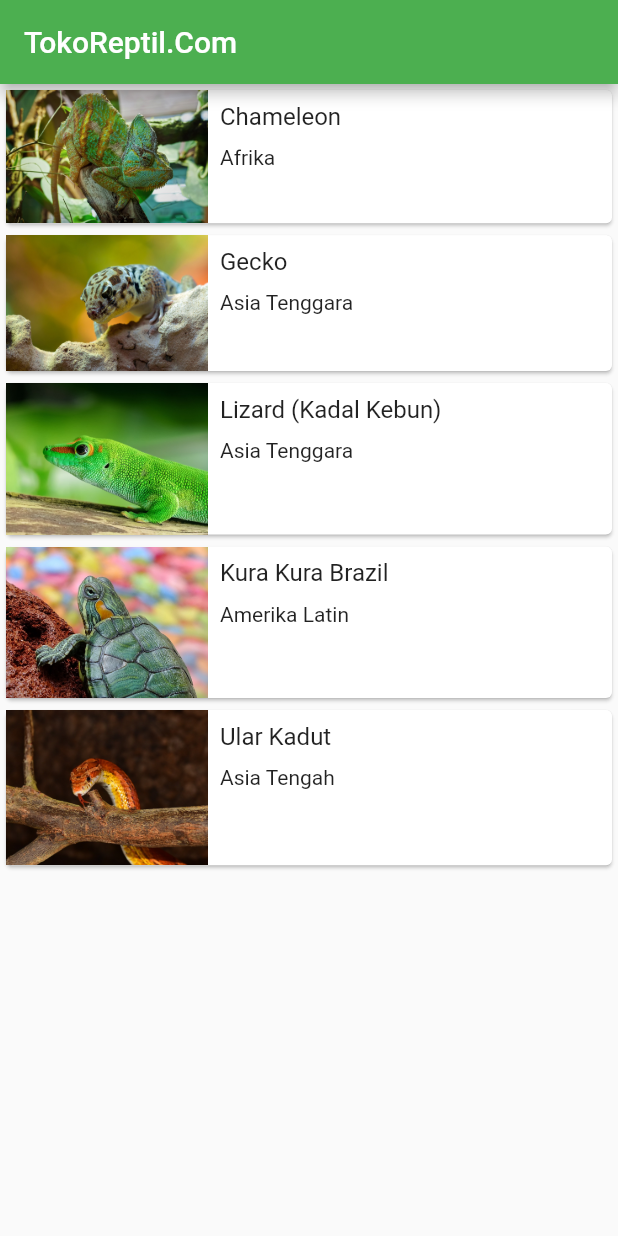
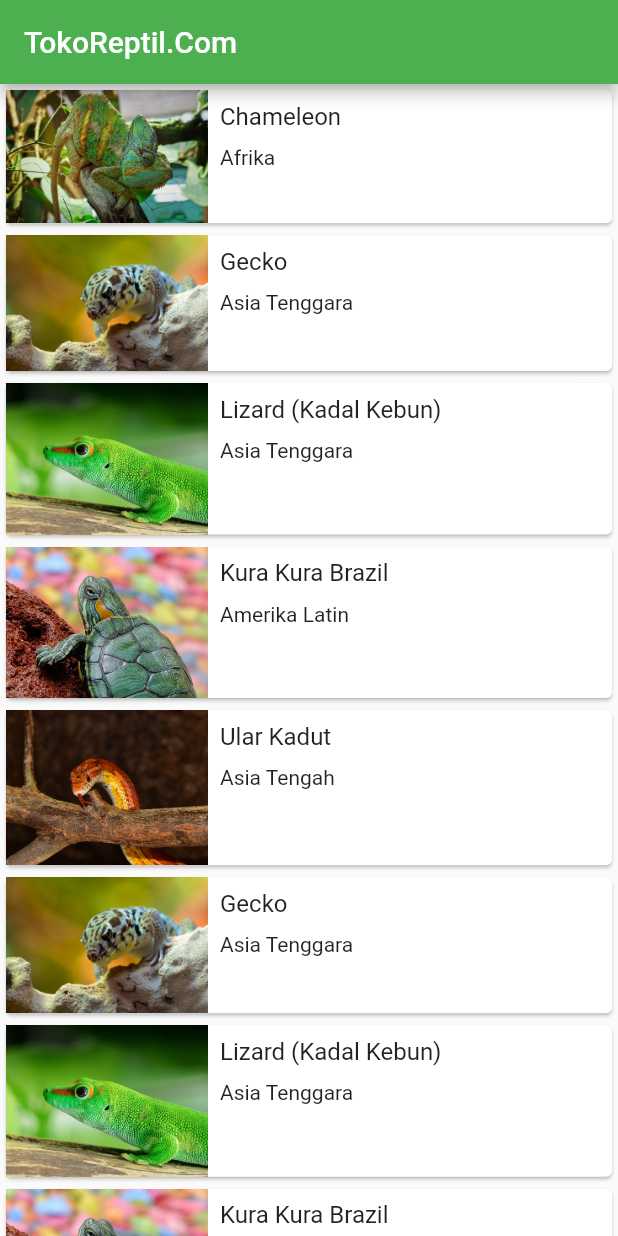
Before and after one commit to dwiprihta/BeriTani-Flutter, a Flutter app: the screen it shows after launch, on a phone screen of 412 x 824 dp. Run offline on Flutter 3.47's test engine with Material 2 defaults, Android fonts, the light colour scheme and no system bars.

Commit message:
add fie final

```diff
--- a/lib/detail_screen.dart
+++ b/lib/detail_screen.dart
@@ -62,7 +62,7 @@ class DetailScreen extends StatelessWidget {
                 children: <Widget>[
                   Column(
                     children: <Widget>[
-                      Icon(Icons.calendar_today),
+                      Image.asset('images/alert.png', width: 40, height: 40),
                       SizedBox(height: 8.0),
                       Text(
                         place.openDays,
@@ -72,7 +72,7 @@ class DetailScreen extends StatelessWidget {
                   ),
                   Column(
                     children: <Widget>[
-                      Icon(Icons.access_time),
+                      Image.asset('images/delivery.png', width: 40, height: 40),
                       SizedBox(height: 8.0),
                       Text(
                         place.openTime,
@@ -82,7 +82,7 @@ class DetailScreen extends StatelessWidget {
                   ),
                   Column(
                     children: <Widget>[
-                      Icon(Icons.monetization_on),
+                       Image.asset('images/coin.png', width: 40, height: 40),
                       SizedBox(height: 8.0),
                       Text(
                         place.ticketPrice,
--- a/lib/main.dart
+++ b/lib/main.dart
@@ -15,6 +15,7 @@ class MyApp extends StatelessWidget {
         primarySwatch: Colors.green,
       ),
       home: MainScreen(),
+      debugShowCheckedModeBanner: false,
     );
   }
 }
--- a/lib/model/animal.dart
+++ b/lib/model/animal.dart
@@ -26,8 +26,8 @@ var animalList = [
     location: 'Afrika',
     description:
         'Kameleon (Chamaeleonidae) (bahasa Belanda: kameleons) atau chameleonidae adalah familia kadal yang terkenal mampu mengubah-ubah warna atau pola warna pada kulit tubuhnya. Kadang kala kameleon disebut juga sebagai bunglon dari suku agamidae (genus calotes) karena kemampuannya yang sama-sama bisa berubah warna.',
-    openDays: 'Open Everyday',
-    openTime: '09:00 - 20:00',
+    openDays: '23 Stok',
+    openTime: '7 Days',
     ticketPrice: 'Rp 200000',
     imageAsset: 'images/chameleon.jpg',
     imageUrls: [
@@ -42,8 +42,8 @@ var animalList = [
     location: 'Asia Tenggara',
     description:
         'Cecak atau cicak adalah hewan reptil yang biasa merayap di dinding atau pohon. Cecak berwarna abu-abu, tetapi ada pula yang berwarna coklat kehitam-hitaman. Cecak biasanya berukuran sekitar 10 centimeter. Cecak bersama dengan tokek dan sebangsanya tergolong ke dalam suku Gekkonidae.',
-    openDays: 'Open Everyday',
-    openTime: '09:00 - 20:00',
+    openDays: '23 Stok',
+    openTime: '7 Days',
     ticketPrice: 'Rp 200000',
     imageAsset: 'images/gecko.jpg',
     imageUrls: [
@@ -58,8 +58,8 @@ var animalList = [
     location: 'Asia Tenggara',
     description:
         'Kadal atau bengkarung adalah kelompok reptilia bersisik berkaki empat yang tersebar sangat luas di dunia. Secara ilmiah, kelompok besar ini dikenal sebagai subordo atau anak bangsa Lacertilia yang merupakan anggota dari bangsa reptilia bersisik bersama dengan ular',
-    openDays: 'Open Everyday',
-    openTime: '09:00 - 20:00',
+    openDays: '23 Stok',
+    openTime: '7 Days',
     ticketPrice: 'Rp 200000',
     imageAsset: 'images/lizard.jpg',
     imageUrls: [
@@ -74,8 +74,8 @@ var animalList = [
     location: 'Amerika Latin',
     description:
         'Kura-kura brazil dikenal juga sebagai kura-kura ''red-ear slider'' atau dalam bahasa latin ''trachemys scripta elegans''. Hal ini disebabkan adanya semburat warna merah tepat di belakang matanya sehingga menyerupai telinga berwarna merah.',
-    openDays: 'Open Everyday',
-    openTime: '09:00 - 20:00',
+    openDays: '23 Stok',
+    openTime: '7 Days',
     ticketPrice: 'Rp 200000',
     imageAsset: 'images/turtle.jpg',
     imageUrls: [
@@ -90,8 +90,72 @@ var animalList = [
     location: 'Asia Tengah',
     description:
         'Ular gadung adalah jenis ular pucuk yang paling sering dijumpai. Ular ini tersebar luas di Asia Selatan hingga kepulauan Nusantara. Disebut ular gadung karena penampang tubuh ular ini yang menyerupai pucuk tanaman gadung. Istilah "ular pucuk" sendiri biasanya mengaju pada jenis ini',
-    openDays: 'Open Everyday',
-    openTime: '09:00 - 20:00',
+    openDays: '23 Stok',
+    openTime: '7 Days',
+    ticketPrice: 'Rp 200000',
+    imageAsset: 'images/snake.jpg',
+    imageUrls: [
+      'https://cdn.pixabay.com/photo/2016/08/31/18/19/snake-1634293_960_720.jpg',
+      'https://cdn.pixabay.com/photo/2015/02/28/15/25/snake-653639_960_720.jpg',
+      'https://cdn.pixabay.com/photo/2016/11/29/02/53/python-1866944_960_720.jpg'
+    ],
+  ),
+
+   Animal(
+    name: 'Gecko',
+    location: 'Asia Tenggara',
+    description:
+        'Cecak atau cicak adalah hewan reptil yang biasa merayap di dinding atau pohon. Cecak berwarna abu-abu, tetapi ada pula yang berwarna coklat kehitam-hitaman. Cecak biasanya berukuran sekitar 10 centimeter. Cecak bersama dengan tokek dan sebangsanya tergolong ke dalam suku Gekkonidae.',
+    openDays: '23 Stok',
+    openTime: '7 Days',
+    ticketPrice: 'Rp 200000',
+    imageAsset: 'images/gecko.jpg',
+    imageUrls: [
+      'https://cdn.pixabay.com/photo/2016/05/05/02/34/gecko-1373165_960_720.jpg',
+      'https://cdn.pixabay.com/photo/2017/05/09/21/49/gecko-2299365_960_720.jpg',
+      'https://cdn.pixabay.com/photo/2019/03/06/16/06/lizard-4038502_960_720.jpg'
+    ],
+  ),
+
+  Animal(
+    name: 'Lizard (Kadal Kebun)',
+    location: 'Asia Tenggara',
+    description:
+        'Kadal atau bengkarung adalah kelompok reptilia bersisik berkaki empat yang tersebar sangat luas di dunia. Secara ilmiah, kelompok besar ini dikenal sebagai subordo atau anak bangsa Lacertilia yang merupakan anggota dari bangsa reptilia bersisik bersama dengan ular',
+    openDays: '23 Stok',
+    openTime: '7 Days',
+    ticketPrice: 'Rp 200000',
+    imageAsset: 'images/lizard.jpg',
+    imageUrls: [
+      'https://cdn.pixabay.com/photo/2017/12/21/16/54/animal-3032194_960_720.jpg',
+      'https://cdn.pixabay.com/photo/2017/02/06/12/34/reptile-2042906_960_720.jpg',
+      'https://cdn.pixabay.com/photo/2020/02/06/05/17/iguana-4823029_960_720.jpg'
+    ],
+  ),
+
+  Animal(
+    name: 'Kura Kura Brazil',
+    location: 'Amerika Latin',
+    description:
+        'Kura-kura brazil dikenal juga sebagai kura-kura ''red-ear slider'' atau dalam bahasa latin ''trachemys scripta elegans''. Hal ini disebabkan adanya semburat warna merah tepat di belakang matanya sehingga menyerupai telinga berwarna merah.',
+    openDays: '23 Stok',
+    openTime: '7 Days',
+    ticketPrice: 'Rp 200000',
+    imageAsset: 'images/turtle.jpg',
+    imageUrls: [
+      'https://cdn.pixabay.com/photo/2015/07/27/19/47/turtle-863336_960_720.jpg',
+      'https://cdn.pixabay.com/photo/2020/09/13/15/48/turtle-5568624_960_720.jpg',
+      'https://cdn.pixabay.com/photo/2019/09/22/18/34/turtle-4496678_960_720.jpg'
+    ],
+  ),
+
+  Animal(
+    name: 'Ular Kadut',
+    location: 'Asia Tengah',
+    description:
+        'Ular gadung adalah jenis ular pucuk yang paling sering dijumpai. Ular ini tersebar luas di Asia Selatan hingga kepulauan Nusantara. Disebut ular gadung karena penampang tubuh ular ini yang menyerupai pucuk tanaman gadung. Istilah "ular pucuk" sendiri biasanya mengaju pada jenis ini',
+    openDays: '23 Stok',
+    openTime: '7 Days',
     ticketPrice: 'Rp 200000',
     imageAsset: 'images/snake.jpg',
     imageUrls: [
```
Also changed, not shown: images/alert.png (added), images/coin.png (added), images/delivery.png (added), 6 other files.
